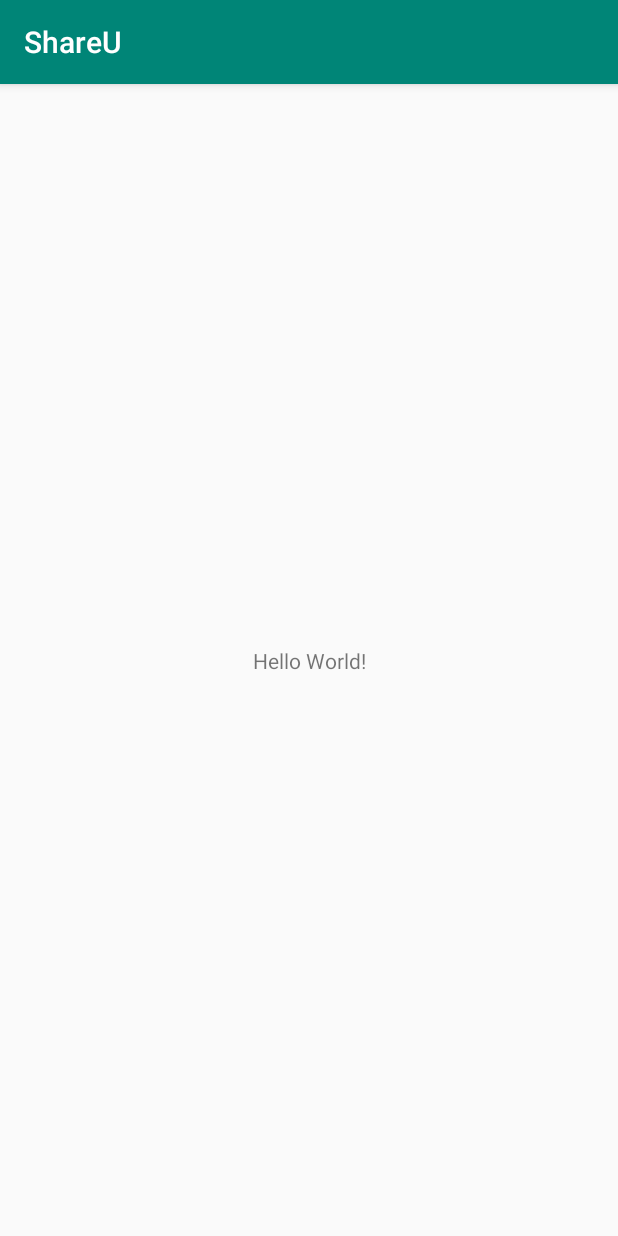
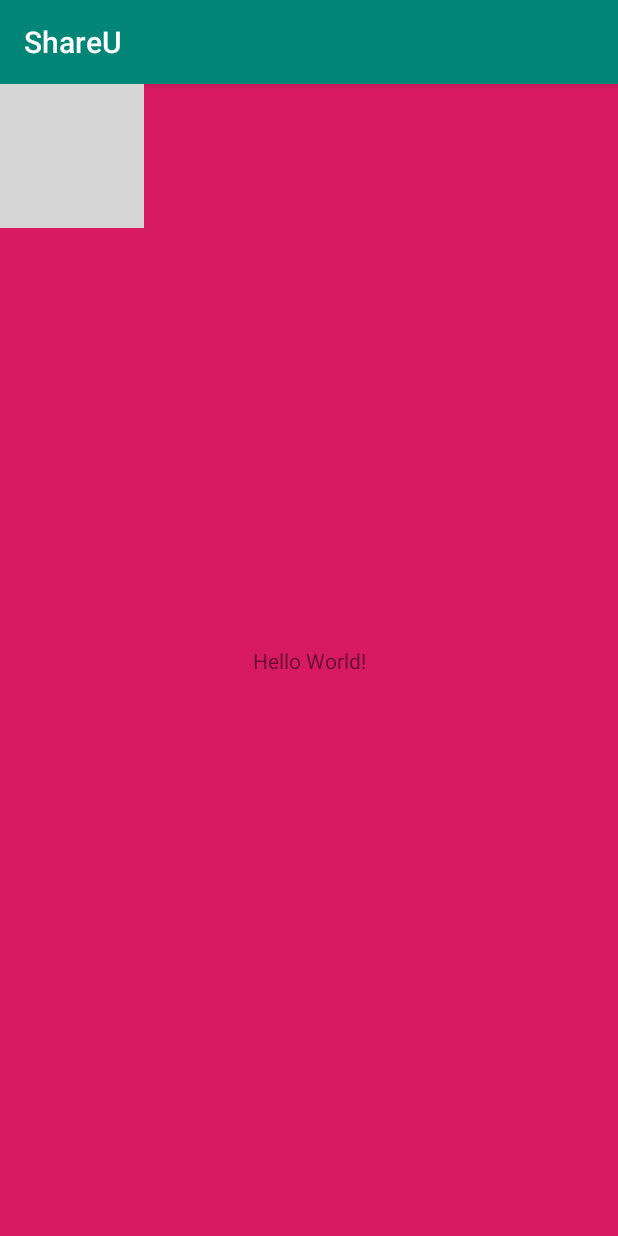
Before and after one commit to inu-appcenter/Share-U, an Android app: the screen it shows after launch (MainActivity), on a phone screen of 412 x 824 dp. Run offline under Robolectric (Android 15) with nearby library versions, the light colour scheme and no system bars; grey boxes are pictures that could not be loaded.

Commit message:
스플래시 액티비티(진행중)

```diff
--- a/app/build.gradle
+++ b/app/build.gradle
@@ -26,4 +26,5 @@ dependencies {
     testImplementation 'junit:junit:4.12'
     androidTestImplementation 'androidx.test.ext:junit:1.1.0'
     androidTestImplementation 'androidx.test.espresso:espresso-core:3.1.1'
+    implementation 'androidx.recyclerview:recyclerview:1.1.0'
 }
--- a/app/src/main/AndroidManifest.xml
+++ b/app/src/main/AndroidManifest.xml
@@ -9,7 +9,9 @@
         android:roundIcon="@mipmap/ic_launcher_round"
         android:supportsRtl="true"
         android:theme="@style/AppTheme">
-        <activity android:name=".MainActivity">
+        <activity android:name=".activity.MainActivity">
+        </activity>
+        <activity android:name=".activity.SplashActivity">
             <intent-filter>
                 <action android:name="android.intent.action.MAIN" />
 
--- a/app/src/main/java/com/inuappcenter/shareu/MainActivity.java
+++ b/app/src/main/java/com/inuappcenter/shareu/activity/MainActivity.java
@@ -1,8 +1,10 @@
-package com.inuappcenter.shareu;
+package com.inuappcenter.shareu.activity;
 
 import androidx.appcompat.app.AppCompatActivity;
 
 import android.os.Bundle;
+
+import com.inuappcenter.shareu.R;
 
 public class MainActivity extends AppCompatActivity {
 
@@ -10,6 +12,5 @@ public class MainActivity extends AppCompatActivity {
     protected void onCreate(Bundle savedInstanceState) {
         super.onCreate(savedInstanceState);
         setContentView(R.layout.activity_main);
-        //얍
     }
 }
--- /dev/null
+++ b/app/src/main/java/com/inuappcenter/shareu/activity/SplashActivity.java
@@ -0,0 +1,32 @@
+package com.inuappcenter.shareu.activity;
+
+import android.app.Activity;
+import android.content.Intent;
+import android.drm.DrmStore;
+import android.os.Bundle;
+import android.os.Handler;
+
+import com.inuappcenter.shareu.R;
+
+import androidx.annotation.Nullable;
+
+public class SplashActivity extends Activity {
+
+    @Override
+    protected void onCreate(@Nullable Bundle savedInstanceState) {
+        super.onCreate(savedInstanceState);
+        setContentView(R.layout.activity_splash);
+        startLoading();
+    }
+    private void startLoading() {
+        Handler handler = new Handler();
+        handler.postDelayed(new Runnable() {
+            @Override
+            public void run() {
+                Intent intent_splash = new Intent(SplashActivity.this, MainActivity.class);
+                SplashActivity.this.startActivity(intent_splash);
+                SplashActivity.this.finish();
+            }
+        }, 1500);
+    }
+}
--- a/app/src/main/res/layout/activity_main.xml
+++ b/app/src/main/res/layout/activity_main.xml
@@ -4,7 +4,8 @@
     xmlns:tools="http://schemas.android.com/tools"
     android:layout_width="match_parent"
     android:layout_height="match_parent"
-    tools:context=".MainActivity">
+    android:background="@color/colorAccent"
+    tools:context=".activity.MainActivity">
 
     <TextView
         android:layout_width="wrap_content"
@@ -15,4 +16,12 @@
         app:layout_constraintRight_toRightOf="parent"
         app:layout_constraintTop_toTopOf="parent" />
 
+    <ImageView
+        android:id="@+id/imageView3"
+        android:layout_width="wrap_content"
+        android:layout_height="wrap_content"
+        app:srcCompat="@drawable/logo"
+        tools:layout_editor_absoluteX="143dp"
+        tools:layout_editor_absoluteY="126dp" />
+
 </androidx.constraintlayout.widget.ConstraintLayout>
```
Also changed, not shown: app/src/main/res/layout/activity_splash.xml (added, +28 -0 lines), app/src/main/res/drawable/drawable-xhdpi/스플래시logo.png (added), app/src/main/res/drawable/drawable-xxhdpi/스플래시logo.png (added).
